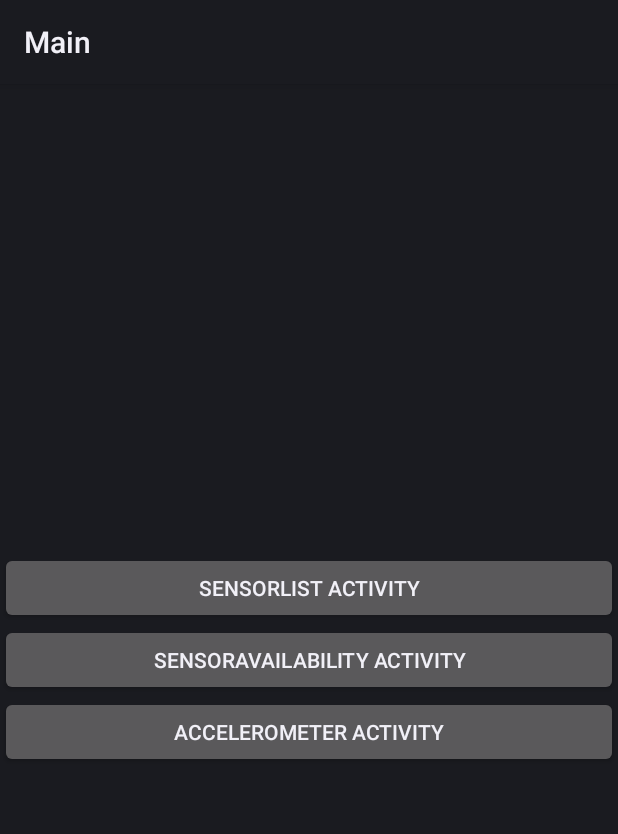
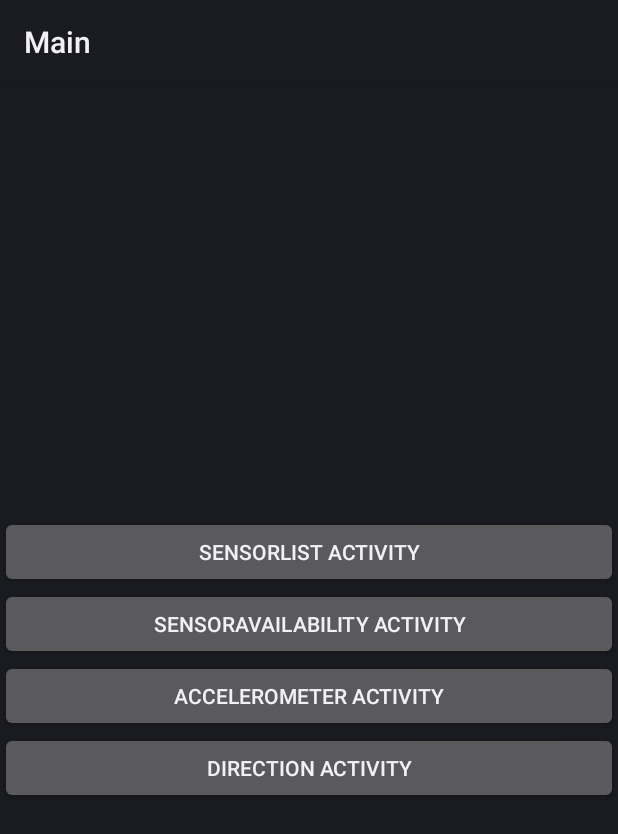
Before and after one commit to HugoSiliveri/tp2-mobile, an Android app: the screen it shows after launch (MainActivity), on a phone screen of 412 x 824 dp. Shown: the top 834 px of the screen. Run offline under Robolectric (Android 15) with nearby library versions, the phone set to English and light mode, and no system bars.

Commit message:
Exo 4 terminé

```diff
--- a/app/src/main/AndroidManifest.xml
+++ b/app/src/main/AndroidManifest.xml
@@ -11,6 +11,10 @@
         android:roundIcon="@mipmap/ic_launcher_round"
         android:supportsRtl="true"
         tools:targetApi="31">
+        <activity
+            android:name=".Direction"
+            android:exported="false"
+            android:label="@string/title_activity_direction" />
         <activity
             android:name=".Accelerometer"
             android:exported="false"
--- a/app/src/main/java/com/example/tp2/MainActivity.kt
+++ b/app/src/main/java/com/example/tp2/MainActivity.kt
@@ -27,5 +27,11 @@ class MainActivity : ComponentActivity() {
             val intent3 = Intent(this, Accelerometer::class.java)
             startActivity(intent3)
         }
+
+        val buttonDirection = findViewById<Button>(R.id.buttonDirection)
+        buttonDirection.setOnClickListener {
+            val intent4 = Intent(this, Direction::class.java)
+            startActivity(intent4)
+        }
     }
 }
--- a/app/src/main/res/layout/activity_main.xml
+++ b/app/src/main/res/layout/activity_main.xml
@@ -27,5 +27,12 @@
         android:gravity="center"
         android:text="@string/accelerometer_activity" />
 
+    <Button
+        android:id="@+id/buttonDirection"
+        android:layout_width="match_parent"
+        android:layout_height="wrap_content"
+        android:gravity="center"
+        android:text="@string/direction_activity" />
+
 
 </LinearLayout>
--- a/app/src/main/res/values/strings.xml
+++ b/app/src/main/res/values/strings.xml
@@ -6,4 +6,6 @@
     <string name="title_activity_sensor_availability">SensorAvailability</string>
     <string name="accelerometer_activity">Accelerometer Activity</string>
     <string name="title_activity_accelerometer">Accelerometer</string>
+    <string name="title_activity_direction">Direction</string>
+    <string name="direction_activity">Direction Activity</string>
 </resources>
```
Also changed, not shown: app/src/main/java/com/example/tp2/Direction.kt (added, +55 -0 lines), app/src/main/res/layout/activity_direction.xml (added, +13 -0 lines), 1 other file.
